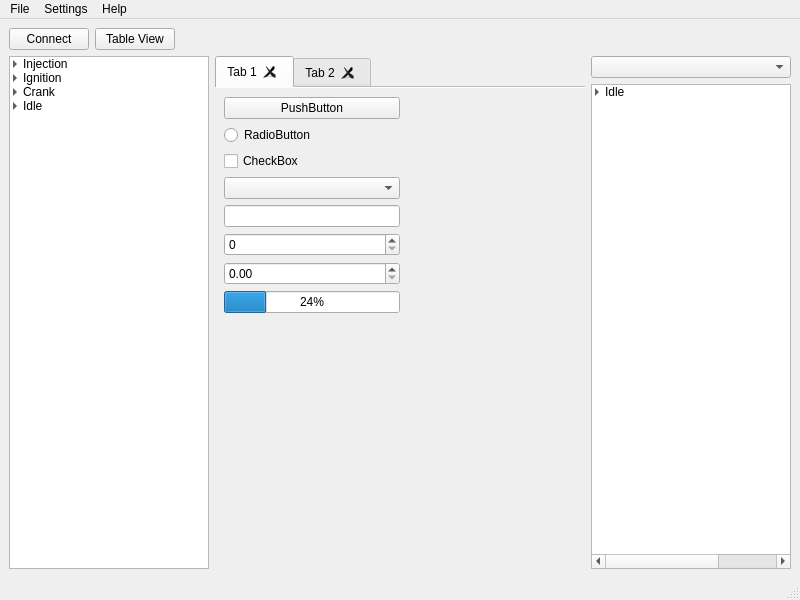
The window that ui/resources/main_window.ui (openecu/ecu-manager) describes before a commit, drawn with Qt 5.
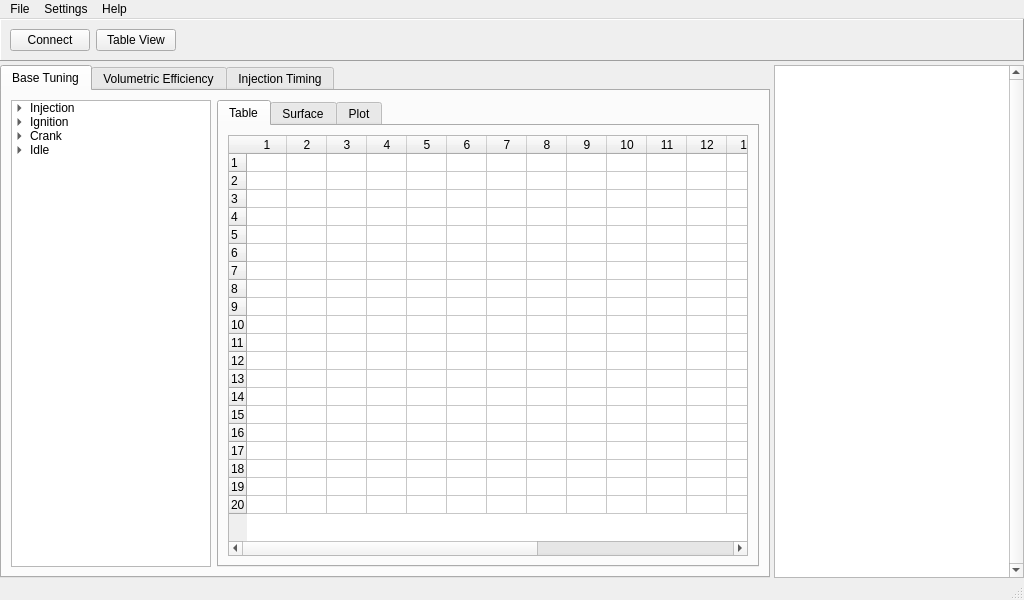
The same window after the commit.

Diff of the .ui file:
```diff
--- a/ui/resources/main_window.ui
+++ b/ui/resources/main_window.ui
@@ -6,7 +6,7 @@
    <rect>
     <x>0</x>
     <y>0</y>
-    <width>800</width>
+    <width>1024</width>
     <height>600</height>
    </rect>
   </property>
@@ -14,16 +14,23 @@
    <string>MainWindow</string>
   </property>
   <widget class="QWidget" name="centralwidget">
-   <layout class="QVBoxLayout" name="verticalLayout_2">
-    <item>
-     <layout class="QHBoxLayout" name="horizontalLayout">
+   <layout class="QVBoxLayout" name="verticalLayout">
       <property name="spacing">
-       <number>6</number>
+     <number>4</number>
       </property>
       <property name="margin">
        <number>0</number>
       </property>
       <item>
+     <widget class="QFrame" name="frame">
+      <property name="frameShape">
+       <enum>QFrame::Panel</enum>
+      </property>
+      <property name="frameShadow">
+       <enum>QFrame::Raised</enum>
+      </property>
+      <layout class="QHBoxLayout" name="horizontalLayout">
+       <item>
        <widget class="QPushButton" name="connectButton">
         <property name="text">
          <string>Connect</string>
@@ -44,15 +51,26 @@
         </property>
         <property name="sizeHint" stdset="0">
          <size>
-          <width>40</width>
+           <width>839</width>
           <height>20</height>
          </size>
         </property>
        </spacer>
       </item>
      </layout>
+     </widget>
     </item>
     <item>
+     <layout class="QHBoxLayout" name="horizontalLayout_3">
+      <item>
+       <widget class="QTabWidget" name="tabWidget_2">
+        <property name="currentIndex">
+         <number>0</number>
+        </property>
+        <widget class="QWidget" name="tab_4">
+         <attribute name="title">
+          <string>Base Tuning</string>
+         </attribute>
      <layout class="QHBoxLayout" name="horizontalLayout_2">
       <item>
        <widget class="QTreeWidget" name="treeWidget">
@@ -78,7 +96,7 @@
          <bool>true</bool>
         </property>
         <property name="indentation">
-         <number>10</number>
+             <number>15</number>
         </property>
         <attribute name="headerVisible">
          <bool>false</bool>
@@ -212,159 +230,115 @@
       </item>
       <item>
        <widget class="QTabWidget" name="tabWidget">
-        <property name="autoFillBackground">
-         <bool>false</bool>
-        </property>
-        <property name="tabPosition">
-         <enum>QTabWidget::North</enum>
-        </property>
-        <property name="tabShape">
-         <enum>QTabWidget::Rounded</enum>
-        </property>
         <property name="currentIndex">
          <number>0</number>
         </property>
-        <property name="elideMode">
-         <enum>Qt::ElideNone</enum>
-        </property>
-        <property name="documentMode">
-         <bool>true</bool>
-        </property>
-        <property name="tabsClosable">
-         <bool>true</bool>
-        </property>
-        <property name="movable">
-         <bool>false</bool>
-        </property>
         <widget class="QWidget" name="tab">
-         <property name="autoFillBackground">
-          <bool>false</bool>
-         </property>
          <attribute name="title">
-          <string>Tab 1</string>
-         </attribute>
-         <layout class="QHBoxLayout" name="horizontalLayout_3">
+              <string>Table</string>
+             </attribute>
+             <layout class="QVBoxLayout" name="verticalLayout_2">
           <item>
-           <layout class="QVBoxLayout" name="verticalLayout_3">
-            <item>
-             <widget class="QPushButton" name="pushButton">
-              <property name="text">
-               <string>PushButton</string>
-              </property>
-             </widget>
-            </item>
-            <item>
-             <widget class="QRadioButton" name="radioButton">
-              <property name="text">
-               <string>RadioButton</string>
-              </property>
-             </widget>
-            </item>
-            <item>
-             <widget class="QCheckBox" name="checkBox">
-              <property name="text">
-               <string>CheckBox</string>
-              </property>
-             </widget>
-            </item>
-            <item>
-             <widget class="QComboBox" name="comboBox_2"/>
-            </item>
-            <item>
-             <widget class="QLineEdit" name="lineEdit"/>
-            </item>
-            <item>
-             <widget class="QSpinBox" name="spinBox"/>
-            </item>
-            <item>
-             <widget class="QDoubleSpinBox" name="doubleSpinBox"/>
-            </item>
-            <item>
-             <widget class="QProgressBar" name="progressBar">
-              <property name="value">
-               <number>24</number>
-              </property>
-             </widget>
-            </item>
-            <item>
-             <spacer name="verticalSpacer">
-              <property name="orientation">
-               <enum>Qt::Vertical</enum>
-              </property>
-              <property name="sizeHint" stdset="0">
-               <size>
-                <width>20</width>
-                <height>40</height>
-               </size>
-              </property>
-             </spacer>
-            </item>
-           </layout>
-          </item>
-          <item>
-           <spacer name="horizontalSpacer_2">
-            <property name="orientation">
-             <enum>Qt::Horizontal</enum>
-            </property>
-            <property name="sizeHint" stdset="0">
-             <size>
-              <width>40</width>
-              <height>20</height>
-             </size>
-            </property>
-           </spacer>
-          </item>
-         </layout>
-         <zorder>horizontalSpacer_2</zorder>
-         <zorder>pwmFrequencyComboBox</zorder>
-         <zorder>pushButton</zorder>
-         <zorder>radioButton</zorder>
-         <zorder>checkBox</zorder>
-         <zorder>comboBox_2</zorder>
-         <zorder>lineEdit</zorder>
-         <zorder>spinBox</zorder>
-         <zorder>doubleSpinBox</zorder>
-         <zorder>progressBar</zorder>
-         <zorder>horizontalSpacer_2</zorder>
+               <widget class="QTableWidget" name="tableWidget">
+                <property name="editTriggers">
+                 <set>QAbstractItemView::DoubleClicked</set>
+                </property>
+                <property name="selectionMode">
+                 <enum>QAbstractItemView::NoSelection</enum>
+                </property>
+                <property name="rowCount">
+                 <number>20</number>
+                </property>
+                <property name="columnCount">
+                 <number>20</number>
+                </property>
+                <attribute name="horizontalHeaderVisible">
+                 <bool>true</bool>
+                </attribute>
+                <attribute name="horizontalHeaderDefaultSectionSize">
+                 <number>40</number>
+                </attribute>
+                <attribute name="horizontalHeaderMinimumSectionSize">
+                 <number>40</number>
+                </attribute>
+                <attribute name="verticalHeaderDefaultSectionSize">
+                 <number>18</number>
+                </attribute>
+                <attribute name="verticalHeaderMinimumSectionSize">
+                 <number>18</number>
+                </attribute>
+                <row/>
+                <row/>
+                <row/>
+                <row/>
+                <row/>
+                <row/>
+                <row/>
+                <row/>
+                <row/>
+                <row/>
+                <row/>
+                <row/>
+                <row/>
+                <row/>
+                <row/>
+                <row/>
+                <row/>
+                <row/>
+                <row/>
+                <row/>
+                <column/>
+                <column/>
+                <column/>
+                <column/>
+                <column/>
+                <column/>
+                <column/>
+                <column/>
+                <column/>
+                <column/>
+                <column/>
+                <column/>
+                <column/>
+                <column/>
+                <column/>
+                <column/>
+                <column/>
+                <column/>
+                <column/>
+                <column/>
+               </widget>
+              </item>
+             </layout>
         </widget>
         <widget class="QWidget" name="tab_2">
          <attribute name="title">
-          <string>Tab 2</string>
-         </attribute>
-        </widget>
-       </widget>
-      </item>
-      <item>
-       <layout class="QVBoxLayout" name="verticalLayout">
-        <item>
-         <widget class="QComboBox" name="comboBox">
-          <property name="editable">
-           <bool>false</bool>
-          </property>
-          <item>
-           <property name="text">
-            <string/>
-           </property>
-          </item>
-          <item>
-           <property name="text">
-            <string>Injection</string>
-           </property>
-          </item>
-          <item>
-           <property name="text">
-            <string>Ignition</string>
-           </property>
-          </item>
-          <item>
-           <property name="text">
-            <string>Idle</string>
-           </property>
-          </item>
-         </widget>
+              <string>Surface</string>
+             </attribute>
+            </widget>
+            <widget class="QWidget" name="tab_3">
+             <attribute name="title">
+              <string>Plot</string>
+             </attribute>
+            </widget>
+           </widget>
+          </item>
+         </layout>
+        </widget>
+        <widget class="QWidget" name="tab_5">
+         <attribute name="title">
+          <string>Volumetric Efficiency</string>
+         </attribute>
+        </widget>
+        <widget class="QWidget" name="tab_6">
+         <attribute name="title">
+          <string>Injection Timing</string>
+         </attribute>
+        </widget>
+       </widget>
         </item>
         <item>
-         <widget class="QTreeWidget" name="dataTreeWidget">
+       <widget class="QTableWidget" name="paramsTableWidget">
           <property name="sizePolicy">
            <sizepolicy hsizetype="Fixed" vsizetype="Expanding">
             <horstretch>0</horstretch>
@@ -373,95 +347,44 @@
           </property>
           <property name="minimumSize">
            <size>
-            <width>200</width>
+          <width>250</width>
             <height>0</height>
            </size>
           </property>
           <property name="maximumSize">
            <size>
-            <width>200</width>
+          <width>250</width>
             <height>16777215</height>
            </size>
           </property>
-          <property name="frameShape">
-           <enum>QFrame::StyledPanel</enum>
-          </property>
-          <property name="indentation">
-           <number>10</number>
-          </property>
-          <property name="itemsExpandable">
-           <bool>true</bool>
-          </property>
-          <property name="expandsOnDoubleClick">
+        <property name="verticalScrollBarPolicy">
+         <enum>Qt::ScrollBarAlwaysOn</enum>
+        </property>
+        <property name="selectionMode">
+         <enum>QAbstractItemView::NoSelection</enum>
+        </property>
+        <attribute name="horizontalHeaderVisible">
            <bool>false</bool>
-          </property>
-          <attribute name="headerVisible">
+        </attribute>
+        <attribute name="horizontalHeaderHighlightSections">
            <bool>false</bool>
           </attribute>
-          <column>
-           <property name="text">
-            <string>Name</string>
-           </property>
-          </column>
-          <column>
-           <property name="text">
-            <string>Value</string>
-           </property>
-          </column>
-          <column>
-           <property name="text">
-            <string>Unit</string>
-           </property>
-          </column>
-          <item>
-           <property name="text">
-            <string>Idle</string>
-           </property>
-           <item>
-            <property name="text">
-             <string>Target RPM</string>
-            </property>
-            <property name="text">
-             <string>850</string>
-            </property>
-           </item>
-           <item>
-            <property name="text">
-             <string>RPM Delta</string>
-            </property>
-            <property name="text">
-             <string>0</string>
-            </property>
-            <property name="text">
-             <string/>
-            </property>
-           </item>
-           <item>
-            <property name="text">
-             <string>Timing Offset</string>
-            </property>
-            <property name="text">
-             <string>0</string>
-            </property>
-            <property name="text">
-             <string>BTDC</string>
-            </property>
-           </item>
-           <item>
-            <property name="text">
-             <string>PWM Duty</string>
-            </property>
-            <property name="text">
-             <string>28</string>
-            </property>
-            <property name="text">
-             <string>%</string>
-            </property>
-           </item>
-          </item>
-         </widget>
-        </item>
-       </layout>
+        <attribute name="horizontalHeaderMinimumSectionSize">
+         <number>100</number>
+        </attribute>
+        <attribute name="verticalHeaderVisible">
+         <bool>false</bool>
+        </attribute>
+        <attribute name="verticalHeaderDefaultSectionSize">
+         <number>20</number>
+        </attribute>
+        <attribute name="verticalHeaderHighlightSections">
+         <bool>false</bool>
+        </attribute>
+        <attribute name="verticalHeaderMinimumSectionSize">
+         <number>20</number>
+        </attribute>
+       </widget>
       </item>
      </layout>
     </item>
@@ -472,7 +395,7 @@
     <rect>
      <x>0</x>
      <y>0</y>
-     <width>800</width>
+     <width>1024</width>
      <height>21</height>
     </rect>
    </property>
```
Left out of the diff: 26 changed lines with no effect on the pictures. Lines whose indentation alone changed are shown as unchanged.
